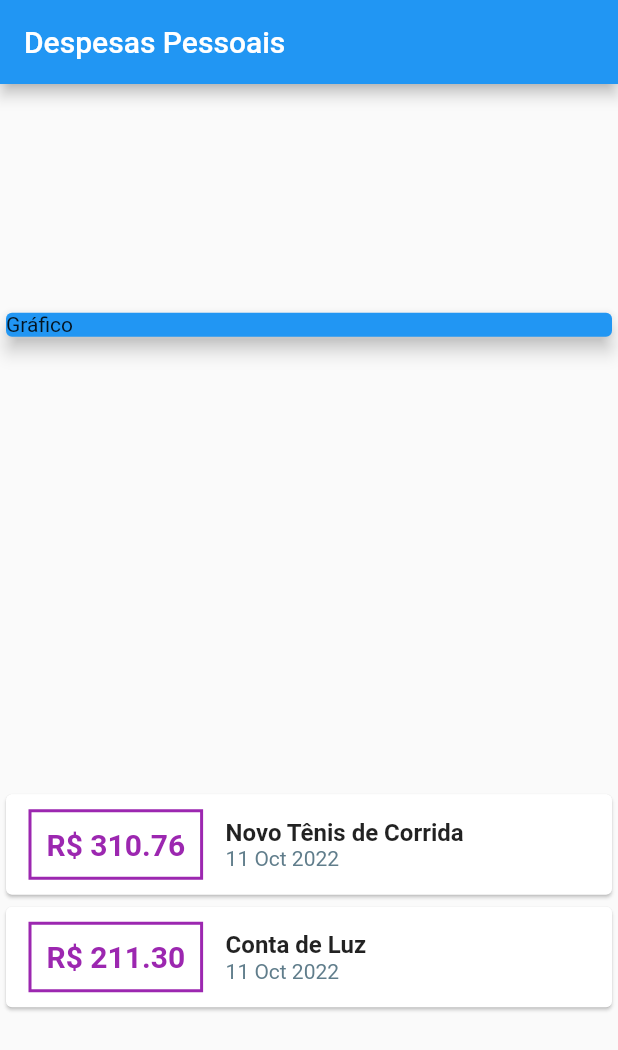
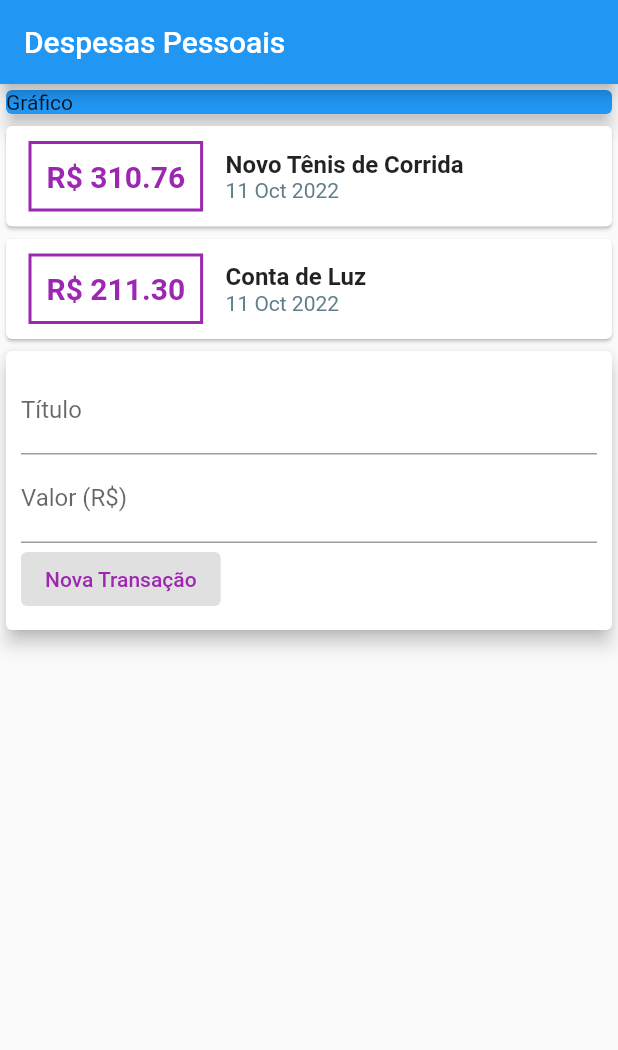
Before and after one commit to michelbaleeiro/expenses, a Flutter app: the screen it shows after launch, on a phone screen of 412 x 824 dp. Shown: the top 1050 px of the screen. Run offline on Flutter 3.47's test engine with Material 2 defaults, Android fonts, the phone set to English and light mode, and no system bars.

Commit message:
Aula 101

```diff
--- a/lib/main.dart
+++ b/lib/main.dart
@@ -32,7 +32,6 @@ class MyHomePage extends StatelessWidget {
         title: const Text('Despesas Pessoais'),
       ),
       body: Column(
-        mainAxisAlignment: MainAxisAlignment.spaceAround,
         crossAxisAlignment: CrossAxisAlignment.stretch,
         children: <Widget>[
           // ignore: sized_box_for_whitespace
@@ -61,7 +60,7 @@ class MyHomePage extends StatelessWidget {
                         )),
                         padding: const EdgeInsets.all(10),
                         child: Text(
-                          'R\$ ${tr.value.toStringAsFixed(2)}' ,
+                          'R\$ ${tr.value.toStringAsFixed(2)}',
                           style: const TextStyle(
                             fontWeight: FontWeight.bold,
                             fontSize: 20,
@@ -87,6 +86,40 @@ class MyHomePage extends StatelessWidget {
               );
             }).toList(),
           ),
+          Card(
+            elevation: 5,
+            // ignore: avoid_unnecessary_containers
+            child: Padding(
+              padding: const EdgeInsets.all(10.0),
+              child: Column(
+                children: [
+                  const TextField(
+                    decoration: InputDecoration(
+                      labelText: 'Título',
+                    ),
+                  ),
+                  const TextField(
+                    decoration: InputDecoration(
+                      labelText: 'Valor (R\$)',
+                    ),
+                  ),
+                  Row(
+                    children: const <Widget>[
+                      ElevatedButton(
+                        child: Text(
+                          'Nova Transação',
+                          style: TextStyle(
+                            color: Colors.purple,
+                          ),
+                        ),
+                        onPressed: null,
+                      ),
+                    ],
+                  ),
+                ],
+              ),
+            ),
+          ),
         ],
       ),
     );
```
